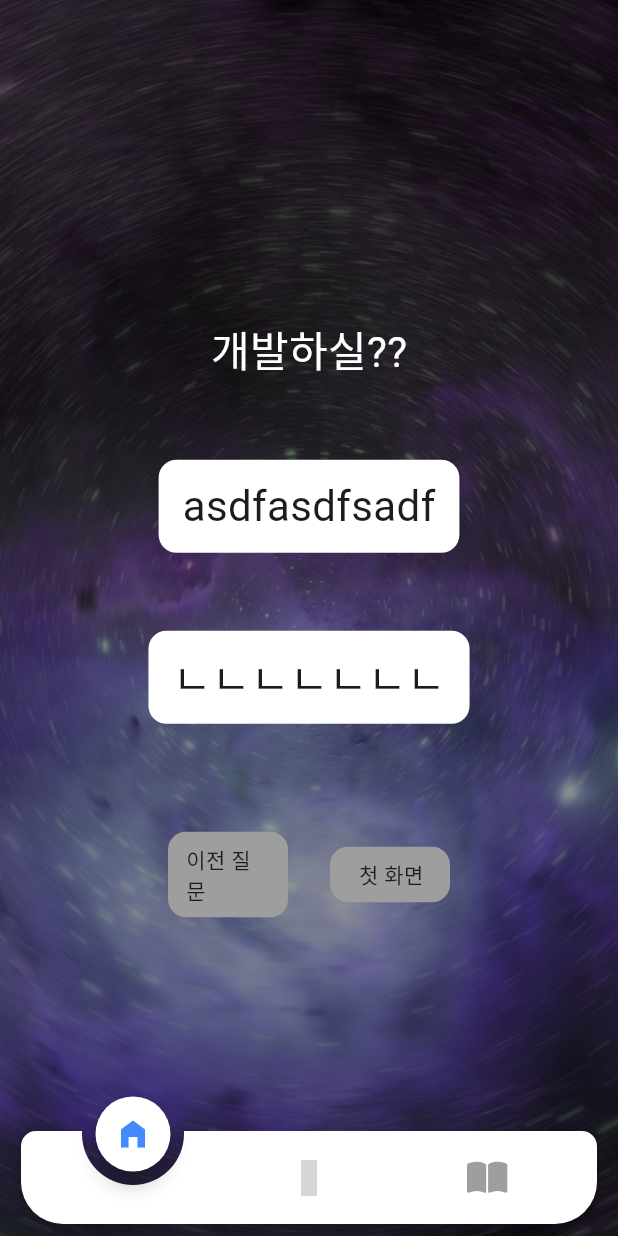
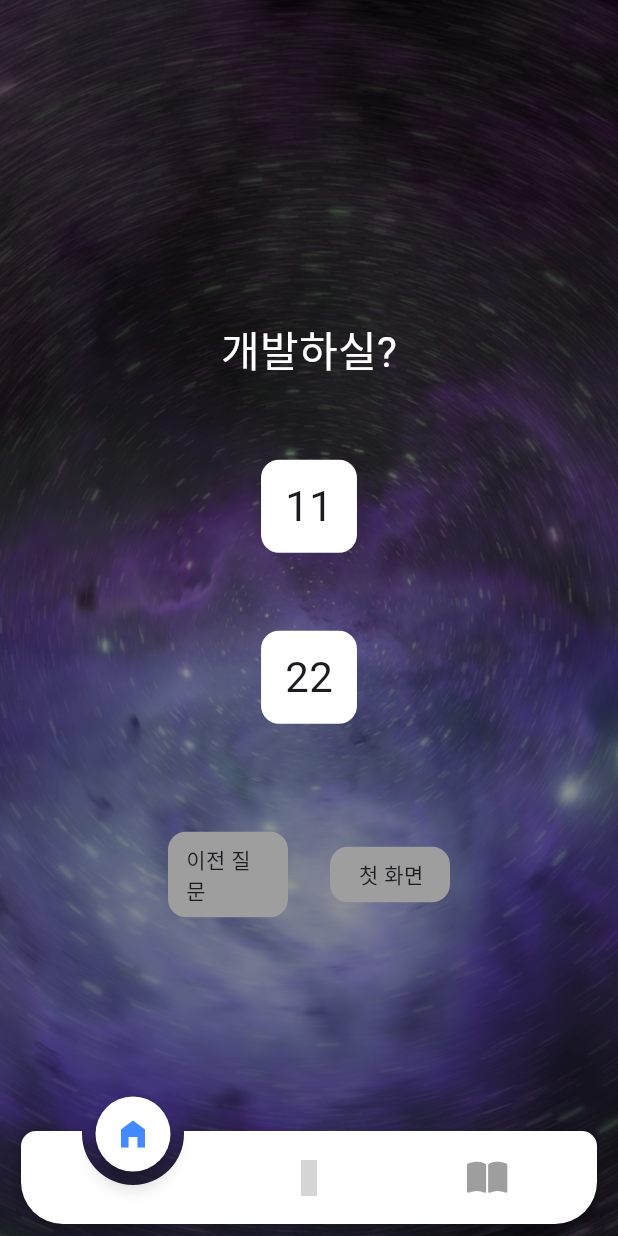
Before and after one commit to TEAM-ALOM/alomRoulette, a Flutter app: the screen it shows after launch, swiped to page 3, on a phone screen of 412 x 824 dp. Run offline on Flutter 3.47's test engine with Material 3 defaults, Android fonts, the phone set to English and light mode, and no system bars; drawn by our look-alikes of animated_notch_bottom_bar; our stand-ins replace font_awesome_flutter, material_symbols_icons, page_transition; missing offline and left inert: kbspinningwheel, roulette; grey boxes are pictures that could not be loaded.

Commit message:
FadeTextUpdate

```diff
--- a/lib/mainScreen.dart
+++ b/lib/mainScreen.dart
@@ -3,7 +3,7 @@ import 'package:flutter/material.dart';
 import 'package:font_awesome_flutter/font_awesome_flutter.dart';
 import 'package:material_symbols_icons/symbols.dart';
 import 'package:sedong_mbti/const/sizes.dart';
-import 'package:sedong_mbti/view/devel_mbti.dart';
+import 'package:sedong_mbti/mbtiScreen/devel_mbti.dart';
 import 'package:sedong_mbti/view/roulette.dart';
 
 class mainScreen extends StatefulWidget {
--- /dev/null
+++ b/lib/mbtiScreen/Screen2.dart
@@ -0,0 +1,15 @@
+import 'package:flutter/material.dart';
+
+class Screen2 extends StatefulWidget {
+  const Screen2({super.key});
+
+  @override
+  State<Screen2> createState() => _Screen2State();
+}
+
+class _Screen2State extends State<Screen2> {
+  @override
+  Widget build(BuildContext context) {
+    return const Scaffold();
+  }
+}
--- /dev/null
+++ b/lib/mbtiScreen/devel_mbti.dart
@@ -0,0 +1,194 @@
+import 'package:flutter/material.dart';
+import 'package:page_transition/page_transition.dart';
+import 'package:sedong_mbti/const/sizes.dart';
+import 'package:sedong_mbti/mbtiScreen/Screen2.dart';
+import 'package:sedong_mbti/mbtiScreen/mbti_Button/QustionButton.dart';
+
+import 'package:sedong_mbti/mbtiScreen/mbti_Button/QustionsAnswer.dart';
+
+String answer1 = '11';
+String answer2 = '22';
+
+class MbtiScreen extends StatefulWidget {
+  const MbtiScreen({
+    super.key,
+  });
+  @override
+  State<MbtiScreen> createState() => _MbtiScreenState();
+}
+
+class _MbtiScreenState extends State<MbtiScreen>
+    with SingleTickerProviderStateMixin {
+  double a = 0;
+  late AnimationController _controller;
+  // ignore: unused_field
+  late Animation<double> _animation;
+
+  @override
+  void dispose() {
+    _controller.dispose();
+    super.dispose();
+  }
+
+  @override
+  Widget build(BuildContext context) {
+    return Stack(
+      children: [
+        Container(
+          decoration: const BoxDecoration(
+            image: DecorationImage(
+              fit: BoxFit.cover,
+              image: AssetImage('assets/images/mbtiBG.jpeg'),
+            ),
+          ),
+        ),
+        Scaffold(
+          backgroundColor: Colors.transparent,
+          body: Row(
+            mainAxisAlignment: MainAxisAlignment.center,
+            children: [
+              Column(
+                mainAxisAlignment: MainAxisAlignment.center,
+                children: [
+                  const Text(
+                    '개발하실?',
+                    style: TextStyle(
+                      color: Colors.white,
+                      fontSize: Sizes.size28,
+                    ),
+                  ),
+                  const SizedBox(
+                    height: Sizes.size52,
+                  ),
+                  GestureDetector(
+                    onTap: () {
+                      Navigator.push(
+                        context,
+                        PageTransition(
+                          child: const Screen2(),
+                          type: PageTransitionType.fade,
+                          duration: const Duration(milliseconds: 500),
+                        ),
+                      );
+                    },
+                    child: Container(
+                      decoration: const BoxDecoration(
+                        color: Colors.white,
+                        borderRadius: BorderRadius.all(
+                          Radius.circular(12),
+                        ),
+                      ),
+                      child: Padding(
+                        padding: const EdgeInsets.symmetric(
+                          vertical: Sizes.size11,
+                          horizontal: Sizes.size16,
+                        ),
+                        child: Text(
+                          answer1,
+                          style: const TextStyle(
+                            fontSize: Sizes.size28,
+                          ),
+                        ),
+                      ),
+                    ),
+                  ),
+                  const SizedBox(
+                    height: Sizes.size52,
+                  ),
+                  GestureDetector(
+                    onTap: () {
+                      Navigator.push(
+                        context,
+                        MaterialPageRoute(
+                          builder: (context) => Screen2(),
+                        ),
+                      );
+                    },
+                    child: Container(
+                      decoration: const BoxDecoration(
+                        color: Colors.white,
+                        borderRadius: BorderRadius.all(
+                          Radius.circular(12),
+                        ),
+                      ),
+                      child: Padding(
+                        padding: const EdgeInsets.symmetric(
+                          vertical: Sizes.size11,
+                          horizontal: Sizes.size16,
+                        ),
+                        child: Text(
+                          answer2,
+                          style: const TextStyle(
+                            fontSize: Sizes.size28,
+                          ),
+                        ),
+                      ),
+                    ),
+                  ),
+                  const SizedBox(
+                    height: Sizes.size72,
+                  ),
+                  Row(
+                    mainAxisAlignment: MainAxisAlignment.spaceAround,
+                    children: [
+                      Container(
+                        width: 80,
+                        decoration: const BoxDecoration(
+                          borderRadius: BorderRadius.all(
+                            Radius.circular(12),
+                          ),
+                          color: Colors.grey,
+                        ),
+                        child: const Padding(
+                          padding: EdgeInsets.symmetric(
+                            vertical: 8,
+                            horizontal: 12,
+                          ),
+                          child: Text('이전 질문'),
+                        ),
+                      ),
+                      const SizedBox(
+                        width: Sizes.size28,
+                      ),
+                      Container(
+                        width: 80,
+                        decoration: const BoxDecoration(
+                          color: Colors.grey,
+                          borderRadius: BorderRadius.all(
+                            Radius.circular(12),
+                          ),
+                        ),
+                        child: GestureDetector(
+                          onTap: () {
+                            ResetState();
+                            print(answer1);
+                            setState(() {});
+                          },
+                          child: Padding(
+                            padding: const EdgeInsets.symmetric(
+                              vertical: 8,
+                              horizontal: 12,
+                            ),
+                            child: Transform.translate(
+                              offset: const Offset(3.5, 0),
+                              child: const Text(' 첫 화면'),
+                            ),
+                          ),
+                        ),
+                      )
+                    ],
+                  ),
+                ],
+              ),
+            ],
+          ),
+        )
+      ],
+    );
+  }
+}
+
+ResetState() {
+  answer1 = 'asdf';
+  answer2 = 'qwer';
+}
--- a/lib/view/mbti_Button/QustionButton.dart
+++ b/lib/mbtiScreen/mbti_Button/QustionButton.dart
@@ -1,7 +1,7 @@
 import 'package:flutter/material.dart';
 import 'package:sedong_mbti/const/sizes.dart';
 
-class Questions extends StatelessWidget {
+class Questions extends StatefulWidget {
   var text__;
 
   Questions({
@@ -9,6 +9,11 @@ class Questions extends StatelessWidget {
     required this.text__,
   });
 
+  @override
+  State<Questions> createState() => _QuestionsState();
+}
+
+class _QuestionsState extends State<Questions> {
   @override
   Widget build(BuildContext context) {
     return Container(
@@ -24,7 +29,7 @@ class Questions extends StatelessWidget {
           horizontal: Sizes.size16,
         ),
         child: Text(
-          this.text__,
+          this.widget.text__,
           style: const TextStyle(
             fontSize: Sizes.size28,
           ),
--- a/lib/view/devel_mbti.dart
+++ /dev/null
@@ -1,117 +0,0 @@
-import 'package:flutter/material.dart';
-import 'package:sedong_mbti/const/sizes.dart';
-import 'package:sedong_mbti/view/mbti_Button/QustionButton.dart';
-import 'package:sedong_mbti/view/mbti_Button/option.dart';
-
-class MbtiScreen extends StatefulWidget {
-  const MbtiScreen({
-    super.key,
-  });
-  @override
-  State<MbtiScreen> createState() => _MbtiScreenState();
-}
-
-class _MbtiScreenState extends State<MbtiScreen>
-    with SingleTickerProviderStateMixin {
-  double a = 0;
-  late AnimationController _controller;
-  // ignore: unused_field
-  late Animation<double> _animation;
-
-  @override
-  void initState() {
-    // TODO: implement initState
-    super.initState();
-    _controller = AnimationController(
-      vsync: this,
-      duration: Duration(seconds: 10),
-    );
-
-    _animation = Tween<double>(
-      begin: 0,
-      end: 2 * 3.141,
-    ).animate(_controller);
-
-    _controller.repeat();
-    a = 0;
-  }
-
-  @override
-  void dispose() {
-    _controller.dispose();
-    super.dispose();
-  }
-
-  @override
-  Widget build(BuildContext context) {
-    return Stack(
-      children: [
-        Container(
-          decoration: const BoxDecoration(
-            image: DecorationImage(
-              fit: BoxFit.cover,
-              image: AssetImage('assets/images/mbtiBG.jpeg'),
-            ),
-          ),
-        ),
-        Scaffold(
-          backgroundColor: Colors.transparent,
-          body: Row(
-            mainAxisAlignment: MainAxisAlignment.center,
-            children: [
-              //F12를 눌러 두칸의 질문에 대한 답변을 작성하시오.
-              //qus에는 질문을 넣으면 됨.
-              QustionsAnwser(
-                qus: '개발하실??',
-              ),
-            ],
-          ),
-        )
-      ],
-    );
-  }
-}
-
-class QustionsAnwser extends StatelessWidget {
-  String qus;
-  QustionsAnwser({
-    super.key,
-    required this.qus,
-  });
-
-  @override
-  Widget build(BuildContext context) {
-    return Column(
-      mainAxisAlignment: MainAxisAlignment.center,
-      children: [
-        Text(
-          qus,
-          style: const TextStyle(
-            color: Colors.white,
-            fontSize: Sizes.size28,
-          ),
-        ),
-        const SizedBox(
-          height: Sizes.size52,
-        ),
-        Questions(
-          text__: 'asdfasdfsadf',
-        ),
-        const SizedBox(
-          height: Sizes.size52,
-        ),
-        Questions(
-          text__: 'ㄴㄴㄴㄴㄴㄴㄴ',
-        ),
-        const SizedBox(
-          height: Sizes.size72,
-        ),
-        options(),
-      ],
-    );
-  }
-}
-
-
-
-// ignore: must_be_immutable
--- a/lib/view/mbti_Button/option.dart
+++ /dev/null
@@ -1,55 +0,0 @@
-import 'package:flutter/material.dart';
-import 'package:sedong_mbti/const/sizes.dart';
-
-class options extends StatelessWidget {
-  const options({
-    super.key,
-  });
-
-  @override
-  Widget build(BuildContext context) {
-    return Row(
-      mainAxisAlignment: MainAxisAlignment.spaceAround,
-      children: [
-        Container(
-          width: 80,
-          decoration: const BoxDecoration(
-            borderRadius: BorderRadius.all(
-              Radius.circular(12),
-            ),
-            color: Colors.grey,
-          ),
-          child: const Padding(
-            padding: EdgeInsets.symmetric(
-              vertical: 8,
-              horizontal: 12,
-            ),
-            child: Text('이전 질문'),
-          ),
-        ),
-        const SizedBox(
-          width: Sizes.size28,
-        ),
-        Container(
-          width: 80,
-          decoration: const BoxDecoration(
-            color: Colors.grey,
-            borderRadius: BorderRadius.all(
-              Radius.circular(12),
-            ),
-          ),
-          child: Padding(
-            padding: const EdgeInsets.symmetric(
-              vertical: 8,
-              horizontal: 12,
-            ),
-            child: Transform.translate(
-              offset: Offset(3.5, 0),
-              child: Text(' 첫 화면'),
-            ),
-          ),
-        )
-      ],
-    );
-  }
-}
--- a/pubspec.yaml
+++ b/pubspec.yaml
@@ -41,6 +41,7 @@ dependencies:
   kbspinningwheel: ^1.0.3
   material_symbols_icons: ^4.2719.1
   font_awesome_flutter: ^10.7.0
+  page_transition: ^2.1.0
 
 
 
```
Also changed, not shown: lib/mbtiScreen/mbti_Button/QustionsAnswer.dart (added, +31 -0 lines), pubspec.lock.
